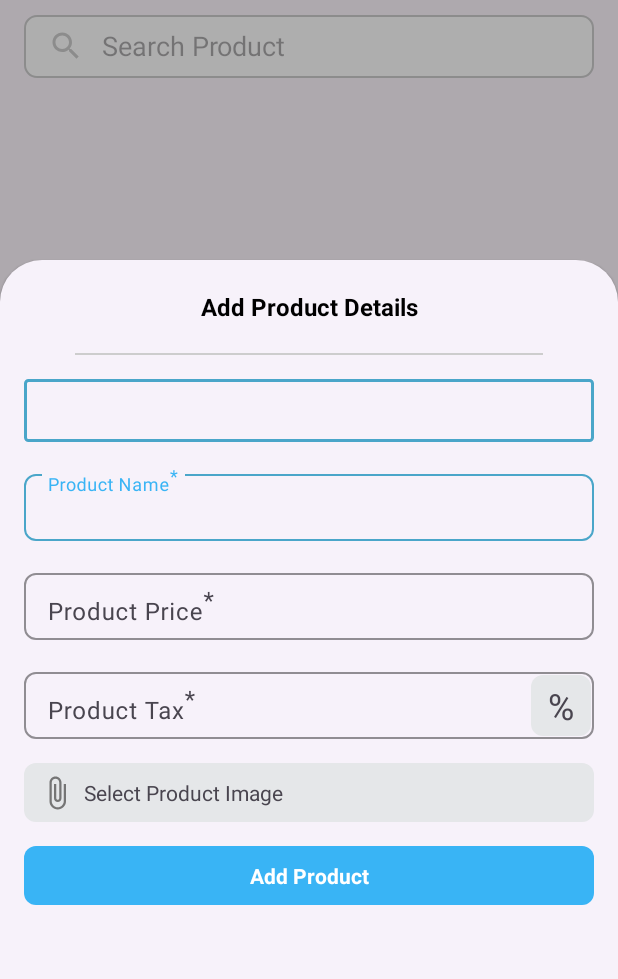
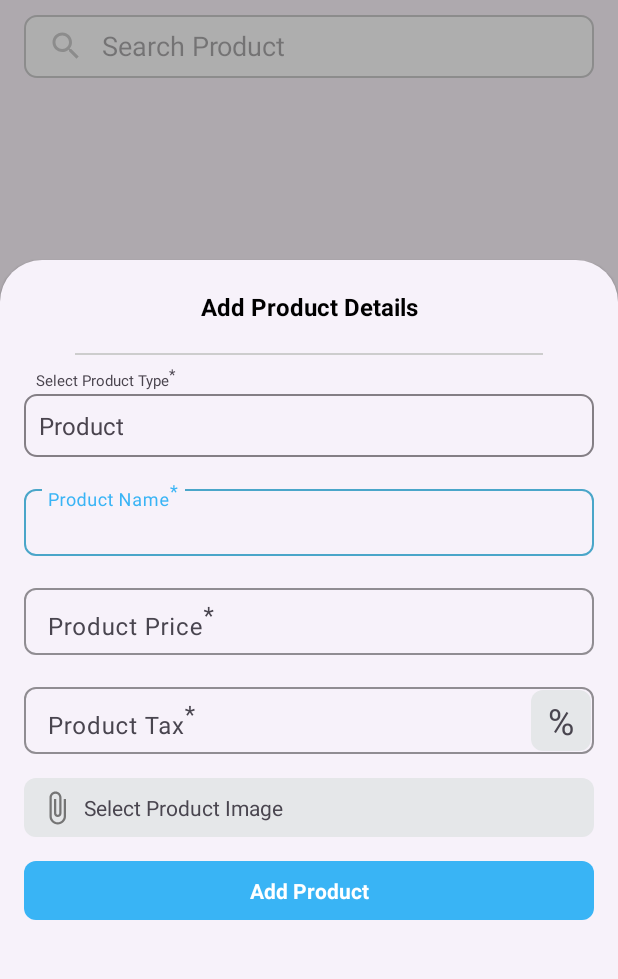
Before and after one commit to SREERAGI18/Swipe-App, an Android app: the screen it shows after launch (MainActivity), after a tap on an icon or button, on a phone screen of 412 x 824 dp, the part 87-1066 px from its top. Run offline under Robolectric (Android 15) with nearby library versions, the phone set to English and light mode, and no system bars; our stand-ins replace Room's generated code, data binding; libraries missing offline, so code that uses them is left out: com.theartofdev.edmodo; pictures from the network do not load; 2 other taps on this screen came first.

Commit message:
drop down changes

```diff
--- a/app/src/main/java/com/swipeapp/screens/MainActivity.kt
+++ b/app/src/main/java/com/swipeapp/screens/MainActivity.kt
@@ -101,6 +101,7 @@ class MainActivity : AppCompatActivity() {
                     is ResponseHandler.Loading -> {
                         dialogAddProductResponse = AddProductResponseDialog()
                         dialogAddProductResponse?.show(supportFragmentManager, "Add Product Response")
+                        dialogAddProductResponse?.binding?.responseMessage?.text = "Adding Product..."
                     }
                     is ResponseHandler.Success -> {
                         addProductBottomSheet?.dismiss()
--- a/app/src/main/java/com/swipeapp/screens/addproduct/AddProductBottomSheet.kt
+++ b/app/src/main/java/com/swipeapp/screens/addproduct/AddProductBottomSheet.kt
@@ -28,8 +28,13 @@ class AddProductBottomSheet(
 
     lateinit var binding: BottomSheetAddProductBinding
 
-    var selectedProductType:ProductType? = null
+    var selectedProductType = ProductType.PRODUCT
     var images = mutableListOf<String>()
+
+    override fun onStart() {
+        super.onStart()
+        setupRatio(requireContext(),100)
+    }
 
     override fun onCreateView(
         inflater: LayoutInflater,
@@ -45,20 +50,17 @@ class AddProductBottomSheet(
         binding.txtAddProduct.setOnClickListener {
             if(binding.productNameInputEdt.text?.isNotEmpty() == true &&
                 binding.productPriceInputEdt.text?.isNotEmpty() == true &&
-                binding.productTaxInputEdt.text?.isNotEmpty() == true &&
-                selectedProductType != null
+                binding.productTaxInputEdt.text?.isNotEmpty() == true
             ) {
-                selectedProductType?.type?.let { it1 ->
+                listener.onAddProductClicked(
                     AddProductRequest(
                         productName = binding.productNameInputEdt.text.toString(),
-                        productType = it1,
+                        productType = selectedProductType.type,
                         productPrice = binding.productPriceInputEdt.text.toString(),
                         productTax = binding.productTaxInputEdt.text.toString(),
                         productImages = images
                     )
-                }?.let { it2 ->
-                    listener.onAddProductClicked(it2)
-                }
+                )
             }else {
                 Toast.makeText(requireContext(), "Fill all the required fields", Toast.LENGTH_LONG).show()
             }
@@ -67,8 +69,8 @@ class AddProductBottomSheet(
         binding.productTypeSpinner.adapter = ProductTypeAdapter(requireContext())
         binding.productTypeSpinner.onItemSelectedListener = object : AdapterView.OnItemSelectedListener {
             override fun onItemSelected(p0: AdapterView<*>?, p1: View?, position: Int, p3: Long) {
-                if(position-1 in ProductType.values().indices) {
-                    selectedProductType = ProductType.values()[position-1]
+                if(position in ProductType.values().indices) {
+                    selectedProductType = ProductType.values()[position]
                 }
             }
 
@@ -160,11 +162,6 @@ class AddProductBottomSheet(
         behavior.state = BottomSheetBehavior.STATE_EXPANDED
     }
 
-    override fun onStart() {
-        super.onStart()
-        setupRatio(requireContext(),100)
-    }
-
     private fun getBottomSheetDialogDefaultHeight(context: Context, percetage: Int): Int {
         return getWindowHeight(context) * percetage / 100
     }
--- a/app/src/main/java/com/swipeapp/screens/addproduct/ProductTypeAdapter.kt
+++ b/app/src/main/java/com/swipeapp/screens/addproduct/ProductTypeAdapter.kt
@@ -1,61 +1,46 @@
 package com.swipeapp.screens.addproduct
 
 import android.content.Context
-import android.view.KeyEvent
 import android.view.LayoutInflater
 import android.view.View
 import android.view.ViewGroup
 import android.widget.ArrayAdapter
 import android.widget.TextView
-import androidx.core.content.ContextCompat
 import com.swipeapp.R
+import org.jetbrains.annotations.Nullable
+
 
 class ProductTypeAdapter(
     context: Context
-) : ArrayAdapter<ProductType>(context, 0, ProductType.values()) {
-    val layoutInflater: LayoutInflater = LayoutInflater.from(context)
+) : ArrayAdapter<ProductType?>(context, 0, ProductType.values()) {
     override fun getView(position: Int, convertView: View?, parent: ViewGroup): View {
-        val view = convertView ?: layoutInflater.inflate(R.layout.item_product_drop_down, parent, false)
+        val view = convertView ?: LayoutInflater.from(parent.context).inflate(R.layout.item_product_drop_down, parent, false)
         getItem(position)?.let { productType ->
-            setItem(view, productType)
-        }
-        return view
-    }
-    override fun getDropDownView(position: Int, convertView: View?, parent: ViewGroup): View {
-        val view: View
-        if (position == 0) {
-            view = layoutInflater.inflate(R.layout.item_product_drop_down, parent, false)
-            view.findViewById<TextView>(R.id.productType).apply {
-                text = "Select Product Type"
-                convertView?.context?.let { context ->
-                    setTextColor(ContextCompat.getColor(context, R.color.light_grey))
-                }
-            }
-            view.setOnClickListener {
-                val root = parent.rootView
-                root.dispatchKeyEvent(KeyEvent(KeyEvent.ACTION_DOWN, KeyEvent.KEYCODE_BACK))
-                root.dispatchKeyEvent(KeyEvent(KeyEvent.ACTION_UP, KeyEvent.KEYCODE_BACK))
-            }
-        } else {
-            view = layoutInflater.inflate(R.layout.item_product_drop_down, parent, false)
-            getItem(position)?.let { productType ->
-                setItem(view, productType)
-            }
+            initView(position, view)
         }
         return view
     }
 
-    override fun getItem(position: Int): ProductType? {
-        if (position == 0) {
-            return null
+    override fun getDropDownView(position: Int, convertView: View?, parent: ViewGroup): View {
+        val view = convertView ?: LayoutInflater.from(parent.context).inflate(R.layout.item_product_drop_down, parent, false)
+        getItem(position)?.let { productType ->
+            initView(position, view)
         }
-        return super.getItem(position - 1)
+        return view
     }
 
-    override fun getCount() = super.getCount() + 1
-    override fun isEnabled(position: Int) = position != 0
-    private fun setItem(view: View, productType: ProductType) {
-        val txProductType = view.findViewById<TextView>(R.id.productType)
-        txProductType.text = productType.type
+    private fun initView(
+        position: Int, convertView: View
+    ): View {
+        // It is used to set our custom view.
+        val textViewName = convertView.findViewById<TextView>(R.id.productType)
+        val currentItem: ProductType? = getItem(position)
+
+        // It is used the name to the TextView when the
+        // current item is not null.
+        if (currentItem != null) {
+            textViewName.text = currentItem.type
+        }
+        return convertView
     }
 }
--- a/app/src/main/res/drawable/blue_outline.xml
+++ b/app/src/main/res/drawable/blue_outline.xml
@@ -1,6 +1,6 @@
 <?xml version="1.0" encoding="utf-8"?>
 <shape xmlns:android="http://schemas.android.com/apk/res/android"
     android:shape="rectangle">
-    <stroke android:color="@color/colorSecondary" android:width="2dp"/>
-    <corners android:radius="2dp"/>
+    <stroke android:color="@color/main_grey" android:width="1dp"/>
+    <corners android:radius="8dp"/>
 </shape>
--- a/app/src/main/res/drawable/blue_outline_white_background.xml
+++ b/app/src/main/res/drawable/blue_outline_white_background.xml
@@ -1,7 +1,7 @@
 <?xml version="1.0" encoding="utf-8"?>
 <shape xmlns:android="http://schemas.android.com/apk/res/android"
     android:shape="rectangle">
-    <stroke android:color="@color/colorSecondary" android:width="2dp"/>
-    <corners android:radius="2dp"/>
+    <stroke android:color="@color/main_grey" android:width="1dp"/>
+    <corners android:radius="8dp"/>
     <solid android:color="@color/white"/>
 </shape>
--- a/app/src/main/res/layout/bottom_sheet_add_product.xml
+++ b/app/src/main/res/layout/bottom_sheet_add_product.xml
@@ -38,19 +38,31 @@
                 android:layout_marginEnd="50dp"
                 app:layout_constraintTop_toBottomOf="@id/title"/>
 
+            <TextView
+                android:id="@+id/productTypeHeader"
+                android:layout_width="wrap_content"
+                android:layout_height="wrap_content"
+                android:text="@string/product_type_star"
+                android:textSize="10sp"
+                android:textColor="@color/text_black"
+                android:paddingTop="10dp"
+                android:paddingBottom="2dp"
+                android:layout_marginStart="8dp"
+                app:layout_constraintStart_toStartOf="@id/productTypeSpinner"
+                app:layout_constraintTop_toBottomOf="@id/divider"/>
+
             <Spinner
                 android:id="@+id/productTypeSpinner"
                 android:layout_width="match_parent"
                 android:layout_height="wrap_content"
-                android:prompt="@string/product_tax_star"
                 android:background="@drawable/blue_outline"
                 android:popupBackground="@drawable/blue_outline_white_background"
+                android:overlapAnchor="false"
                 android:spinnerMode="dropdown"
                 tools:listitem="@layout/item_product_drop_down"
-                android:layout_marginTop="16dp"
                 android:layout_marginStart="16dp"
                 android:layout_marginEnd="16dp"
-                app:layout_constraintTop_toBottomOf="@id/divider"/>
+                app:layout_constraintTop_toBottomOf="@id/productTypeHeader"/>
 
             <com.google.android.material.textfield.TextInputLayout
                 android:id="@+id/productNameInputLayout"
--- a/app/src/main/res/layout/dialog_add_product_response.xml
+++ b/app/src/main/res/layout/dialog_add_product_response.xml
@@ -9,7 +9,8 @@
 
     <androidx.constraintlayout.widget.ConstraintLayout
         android:layout_width="match_parent"
-        android:layout_height="100dp">
+        android:layout_height="wrap_content"
+        android:padding="20dp">
 
         <ProgressBar
             android:id="@+id/progress"
@@ -28,7 +29,7 @@
             android:layout_height="75dp"
             android:src="@mipmap/success_tick"
             android:layout_marginTop="20dp"
-            android:visibility="gone"
+            android:visibility="invisible"
             app:layout_constraintStart_toStartOf="parent"
             app:layout_constraintEnd_toEndOf="parent"
             app:layout_constraintTop_toTopOf="parent"/>
--- a/app/src/main/res/layout/item_product_drop_down.xml
+++ b/app/src/main/res/layout/item_product_drop_down.xml
@@ -6,12 +6,19 @@
 
     </data>
 
-    <TextView
-        android:id="@+id/productType"
+    <LinearLayout
         android:layout_width="match_parent"
         android:layout_height="wrap_content"
-        android:padding="10dp"
-        android:textColor="@color/colorPrimary"
-        android:textSize="16sp"
-        tools:text="Product" />
+        android:orientation="vertical">
+
+        <TextView
+            android:id="@+id/productType"
+            android:layout_width="match_parent"
+            android:layout_height="wrap_content"
+            android:padding="10dp"
+            android:textColor="@color/text_black"
+            android:textSize="16sp"
+            tools:text="Product" />0
+
+    </LinearLayout>
 </layout>
--- a/app/src/main/res/values/colors.xml
+++ b/app/src/main/res/values/colors.xml
@@ -3,6 +3,8 @@
     <color name="black">#FF000000</color>
     <color name="white">#FFFFFFFF</color>
     <color name="light_grey">#E5E9EC</color>
+    <color name="main_grey">#847F85</color>
+    <color name="text_black">#4A444E</color>
     <color name="colorPrimary">#39B4F5</color>
     <color name="colorSecondary">#4AA6C9</color>
     <color name="colorPrimaryDark">#44A5CA</color>
--- a/app/src/main/res/values/strings.xml
+++ b/app/src/main/res/values/strings.xml
@@ -2,7 +2,7 @@
     <string name="app_name">Swipe App</string>
     <string name="no_internet_msg">You are not connected to internet.</string>
     <string name="product_name_star">Product Name<sup>*</sup></string>
-    <string name="product_type_star">Product Type<sup>*</sup></string>
+    <string name="product_type_star">Select Product Type<sup>*</sup></string>
     <string name="product_price_star">Product Price<sup>*</sup></string>
     <string name="product_tax_star">Product Tax<sup>*</sup></string>
 </resources>
```
Also changed, not shown: app/src/main/res/layout/dialog_product_pic.xml (+54 -16 lines).
